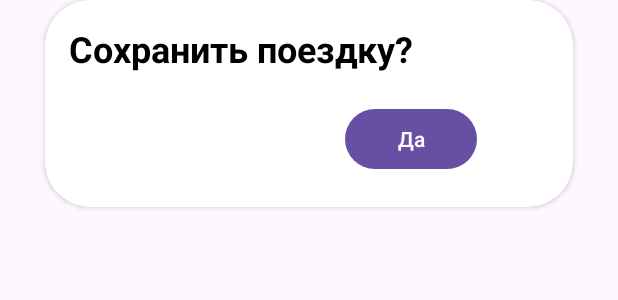
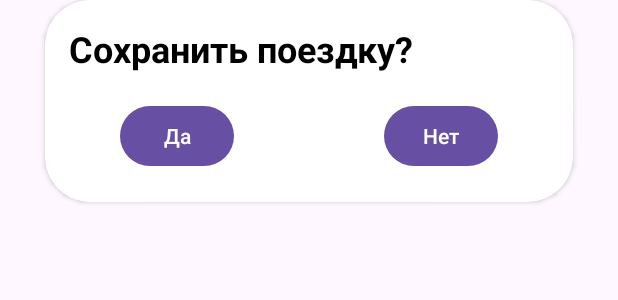
Before and after one commit to HAZZABROI/BikeStat, an Android app: the layout layoutcustom_dialog_new_route.xml on its own in the app's theme, with its tools: preview values and no code run, on a phone screen of 412 x 824 dp. Shown: the top 300 px of the screen. Run offline under Robolectric (Android 15) with nearby library versions, the phone set to English and light mode, and no system bars.

Commit message:
Some little fixes

```diff
--- a/app/src/main/res/layout/activity_detail_trail.xml
+++ b/app/src/main/res/layout/activity_detail_trail.xml
@@ -99,7 +99,7 @@
                     android:layout_width="wrap_content"
                     android:layout_height="wrap_content"
                     android:layout_marginTop="24dp"
-                    android:text="Пульс (ср./макс./мин.)"
+                    android:text="Пульс (ср./мин./макс.)"
                     android:textSize="12sp"
                     app:layout_constraintStart_toStartOf="@+id/totalTime"
                     app:layout_constraintTop_toBottomOf="@+id/totalTime" />
--- a/app/src/main/res/layout/layoutcustom_dialog_new_route.xml
+++ b/app/src/main/res/layout/layoutcustom_dialog_new_route.xml
@@ -18,11 +18,14 @@
             android:id="@+id/btnDialogYes"
             android:layout_width="0dp"
             android:layout_height="wrap_content"
-            android:layout_marginStart="200dp"
+            android:layout_marginStart="50dp"
+            android:layout_marginTop="18dp"
+            android:layout_marginEnd="50dp"
             android:layout_marginBottom="20dp"
-            android:layout_marginTop="18dp"
             android:text="Да"
             app:layout_constraintBottom_toBottomOf="parent"
+            app:layout_constraintEnd_toStartOf="@+id/btnDialogNo"
+            app:layout_constraintHorizontal_bias="0.5"
             app:layout_constraintStart_toStartOf="parent"
             app:layout_constraintTop_toBottomOf="@+id/textView7" />
 
@@ -30,11 +33,12 @@
             android:id="@+id/btnDialogNo"
             android:layout_width="0dp"
             android:layout_height="wrap_content"
+            android:layout_marginStart="50dp"
             android:layout_marginTop="18dp"
-            android:layout_marginEnd="200dp"
-            android:layout_marginStart="50dp"
+            android:layout_marginEnd="50dp"
             android:text="Нет"
             app:layout_constraintEnd_toEndOf="parent"
+            app:layout_constraintHorizontal_bias="0.5"
             app:layout_constraintStart_toEndOf="@+id/btnDialogYes"
             app:layout_constraintTop_toBottomOf="@+id/textView7" />
 
```
